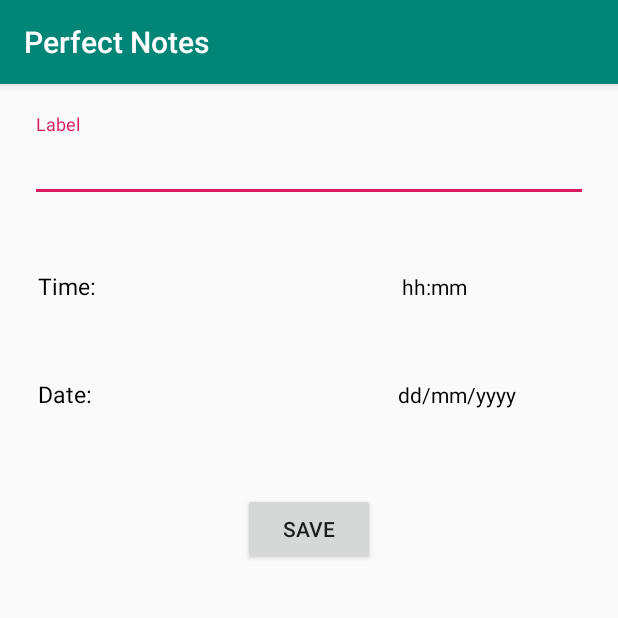
After one commit to Perfect-Notes/perfect-notes-demo, an Android app: the EditReminderActivity screen opened directly, with no data from a screen before it, on a phone screen of 412 x 824 dp, the top half of it. The commit adds this screen. Run offline under Robolectric (Android 15) with nearby library versions, the phone set to English and light mode, and no system bars.

Commit message:
error in update reminder

```diff
--- a/app/src/main/AndroidManifest.xml
+++ b/app/src/main/AndroidManifest.xml
@@ -9,6 +9,7 @@
         android:roundIcon="@mipmap/ic_launcher_round"
         android:supportsRtl="true"
         android:theme="@style/AppTheme">
+        <activity android:name=".EditReminderActivity"></activity>
         <activity
             android:name=".MainActivity"
             android:label="@string/app_name"
@@ -20,7 +21,7 @@
             </intent-filter>
         </activity>
         <activity android:name=".EditToDo" />
-        <activity android:name=".EditNote"></activity>
+        <activity android:name=".EditNote" />
     </application>
 
 </manifest>
--- /dev/null
+++ b/app/src/main/java/com/androidexample/perfectnotes/EditReminderActivity.java
@@ -0,0 +1,143 @@
+package com.androidexample.perfectnotes;
+
+import android.app.Activity;
+import android.app.DatePickerDialog;
+import android.app.TimePickerDialog;
+import android.content.Intent;
+import android.support.design.widget.TextInputEditText;
+import android.support.v7.app.AppCompatActivity;
+import android.os.Bundle;
+import android.util.Log;
+import android.view.View;
+import android.widget.Button;
+import android.widget.DatePicker;
+import android.widget.LinearLayout;
+import android.widget.TextView;
+import android.widget.TimePicker;
+
+import java.lang.reflect.Array;
+import java.util.ArrayList;
+import java.util.Calendar;
+import java.util.Date;
+
+public class EditReminderActivity extends AppCompatActivity {
+
+
+    TextView dateText,timeText;
+    TextInputEditText labelText;
+    LinearLayout dateLayout,timeLayout;
+    Button saveButton;
+    int pos;
+
+    @Override
+    protected void onCreate(Bundle savedInstanceState) {
+        super.onCreate(savedInstanceState);
+
+
+        setContentView(R.layout.activity_edit_reminder);
+        dateText = findViewById(R.id.editReminderDateText);
+        timeText = findViewById(R.id.editReminderTimeText);
+        labelText = findViewById(R.id.editReminderLabel);
+        dateLayout = findViewById(R.id.editReminderDateLayout);
+        timeLayout = findViewById(R.id.editReminderTimeLayout);
+        saveButton = findViewById(R.id.editReminderSaveButton);
+
+        Bundle extras = getIntent().getExtras();
+        if(extras != null){
+            pos = extras.getInt("POSITION");
+            dateText.setText(extras.getString("DATE"));
+            timeText.setText(extras.getString("TIME"));
+            labelText.setText(extras.getString("LABEL"));
+        }
+        timeLayout.setOnClickListener(new View.OnClickListener() {
+            @Override
+            public void onClick(View v) {
+                ArrayList<Integer> time = getCurrentSetTime();
+                changeTime(time);
+            }
+        });
+
+        dateLayout.setOnClickListener(new View.OnClickListener() {
+            @Override
+            public void onClick(View v) {
+                ArrayList<Integer> date = getCurrentSetDate();
+                changeDate(date);
+            }
+        });
+
+        saveButton.setOnClickListener(new View.OnClickListener() {
+            @Override
+            public void onClick(View v) {
+                String time = timeText.getText().toString();
+                String date = dateText.getText().toString();
+                String label = labelText.getText().toString();
+
+                //creating a return intent
+                Intent returnIntent = new Intent();
+
+                returnIntent.putExtra("POSITION",pos);
+                returnIntent.putExtra("DATE",date);
+                returnIntent.putExtra("TIME",time);
+                returnIntent.putExtra("LABEL",label);
+                setResult(Activity.RESULT_OK,returnIntent);
+                finish();
+
+            }
+        });
+    }
+
+    private void changeDate(ArrayList<Integer> date) {
+        DatePickerDialog.OnDateSetListener listener = new DatePickerDialog.OnDateSetListener() {
+            @Override
+            public void onDateSet(DatePicker view, int year, int month, int dayOfMonth) {
+                String date = String.valueOf(dayOfMonth) + "/" + String.valueOf(month + 1) + "/" + String.valueOf(year);
+                dateText.setText(date);
+            }
+        };
+        DatePickerDialog datePickerDialog = new DatePickerDialog(EditReminderActivity.this,listener,date.get(2),date.get(1) - 1,date.get(0));
+        datePickerDialog.show();
+    }
+
+    private ArrayList<Integer> getCurrentSetDate() {
+        String text = dateText.getText().toString();
+        String[] data = text.split("/");
+        ArrayList<Integer> date = new ArrayList<>();
+        for(String i:data){
+            date.add(Integer.parseInt(i));
+        }
+        Log.i("date","" + String.valueOf(date));
+
+        return date;
+    }
+
+    public void changeTime(ArrayList<Integer> time){
+        final TimePickerDialog.OnTimeSetListener listener = new TimePickerDialog.OnTimeSetListener() {
+            @Override
+            public void onTimeSet(TimePicker view, int hourOfDay, int minute) {
+                String minString = String.valueOf(minute);
+                if(minute < 10){
+                    minString = "0" + minString;
+                }
+                String chosenTime = String.valueOf(hourOfDay) + ":" + minString;
+                timeText.setText(chosenTime);
+            }
+
+        };
+        int hour = time.get(0);
+        int minute = time.get(1);
+        TimePickerDialog timePickerDialog = new TimePickerDialog(EditReminderActivity.this,listener,hour,minute,false);
+        timePickerDialog.show();
+    }
+
+    public ArrayList<Integer> getCurrentSetTime(){
+        String text = timeText.getText().toString();
+        String[] data = text.split(":");
+        ArrayList<Integer> time = new ArrayList<>();
+        for(String i : data){
+            time.add(Integer.parseInt(i));
+        }
+        Log.i("time","" + String.valueOf(time));
+        return time;
+    }
+
+}
--- /dev/null
+++ b/app/src/main/res/layout/activity_edit_reminder.xml
@@ -0,0 +1,91 @@
+<?xml version="1.0" encoding="utf-8"?>
+<LinearLayout xmlns:android="http://schemas.android.com/apk/res/android"
+    xmlns:app="http://schemas.android.com/apk/res-auto"
+    xmlns:tools="http://schemas.android.com/tools"
+    android:layout_width="match_parent"
+    android:layout_height="match_parent"
+    tools:context=".EditReminderActivity"
+    android:orientation="vertical"
+    android:padding="20dp"
+    >
+
+    <android.support.design.widget.TextInputLayout
+        android:layout_width="match_parent"
+        android:layout_height="wrap_content">
+
+        <android.support.design.widget.TextInputEditText
+            android:layout_width="match_parent"
+            android:layout_height="wrap_content"
+            android:hint="@string/label"
+            android:inputType="textMultiLine"
+            android:maxLines="2"
+            android:id="@+id/editReminderLabel"
+            android:textSize="20sp"
+            android:textColor="#000"
+            />
+
+    </android.support.design.widget.TextInputLayout>
+
+    <LinearLayout
+        android:id="@+id/editReminderTimeLayout"
+        android:layout_marginTop="40dp"
+        android:layout_width="match_parent"
+        android:layout_height="wrap_content"
+        android:orientation="horizontal"
+        android:padding="5dp"
+        >
+
+        <TextView
+            android:layout_width="wrap_content"
+            android:layout_height="wrap_content"
+            android:text="Time: "
+            android:textSize="15sp"
+            android:textColor="#000"
+            />
+
+        <TextView
+            android:layout_width="wrap_content"
+            android:layout_height="wrap_content"
+            android:text="@string/sample_time"
+            android:textColor="#000"
+            android:layout_marginStart="200dp"
+            android:id="@+id/editReminderTimeText"
+            />
+    </LinearLayout>
+    <LinearLayout
+        android:id="@+id/editReminderDateLayout"
+        android:layout_marginTop="40dp"
+        android:layout_width="match_parent"
+        android:layout_height="wrap_content"
+        android:orientation="horizontal"
+        android:padding="5dp"
+        >
+
+        <TextView
+
+            android:layout_width="wrap_content"
+            android:layout_height="wrap_content"
+            android:text="Date: "
+            android:textSize="15sp"
+            android:textColor="#000"
+            />
+
+        <TextView
+            android:id="@+id/editReminderDateText"
+            android:layout_width="wrap_content"
+            android:layout_height="wrap_content"
+            android:text="@string/sample_date"
+            android:textColor="#000"
+            android:layout_marginStart="200dp"
+            />
+    </LinearLayout>
+
+    <Button
+        android:id="@+id/editReminderSaveButton"
+        android:layout_width="wrap_content"
+        android:layout_height="wrap_content"
+        android:text="@string/save"
+        android:layout_marginTop="50dp"
+        android:layout_gravity="center_horizontal"
+        />
+</LinearLayout>
```
Also changed, not shown: app/src/main/java/com/androidexample/perfectnotes/MainActivity.java (+8 -1 lines), app/src/main/java/com/androidexample/perfectnotes/ReminderFragment.java (+17 -1 lines), app/src/main/java/com/androidexample/perfectnotes/ReminderRecyclerAdapter.java (+28 -2 lines).
